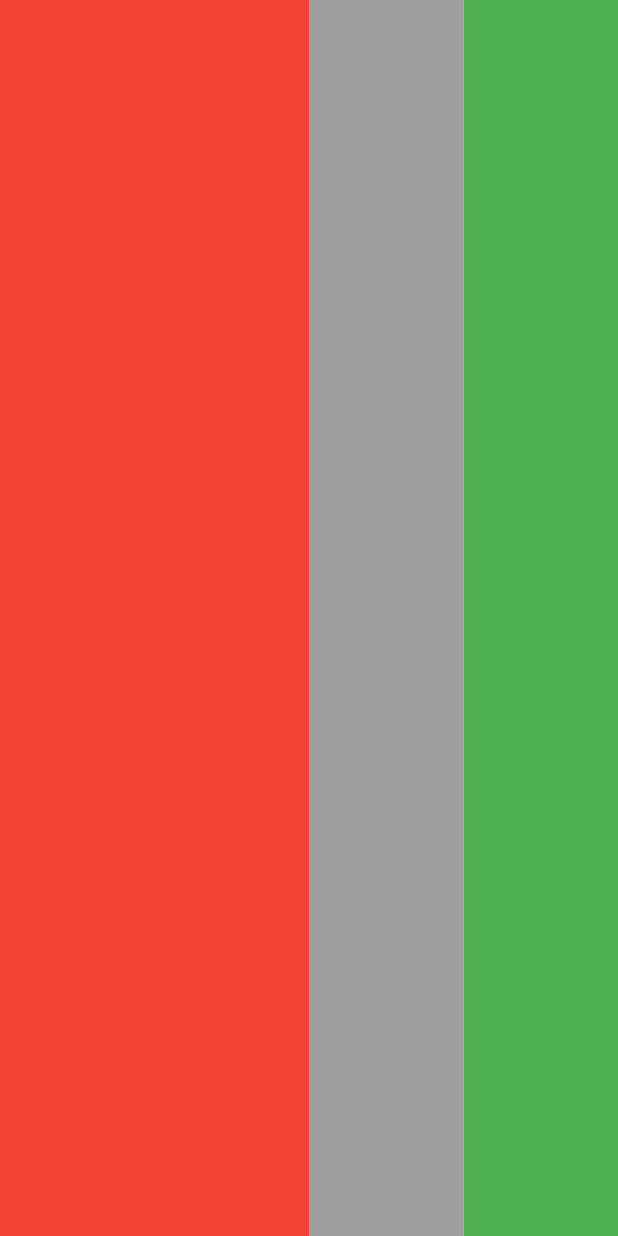
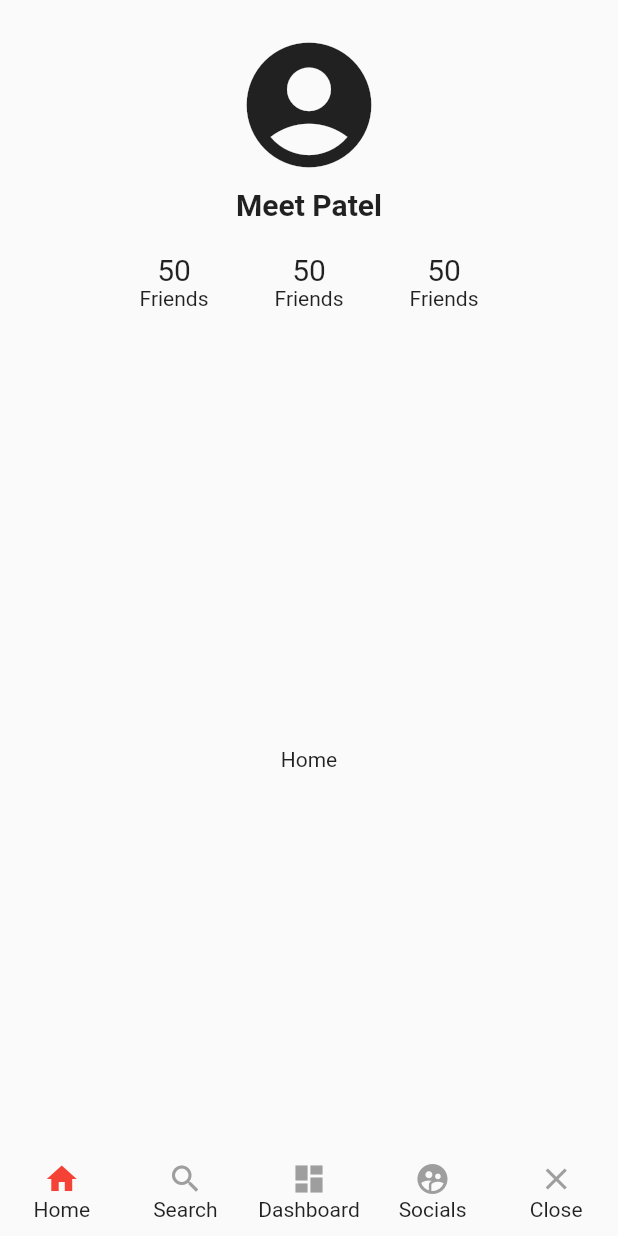
Before and after one commit to patelmeet341993/row_column, a Flutter app: the screen it shows after launch, on a phone screen of 412 x 824 dp. Run offline on Flutter 3.47's test engine with Material 2 defaults, Android fonts, the phone set to English and light mode, and no system bars.

Commit message:
screen design

```diff
--- /dev/null
+++ b/lib/First_page.dart
@@ -0,0 +1,122 @@
+import 'package:flutter/material.dart';
+
+class FirstPage extends StatefulWidget {
+  const FirstPage({Key? key}) : super(key: key);
+
+  @override
+  _FirstPageState createState() => _FirstPageState();
+}
+
+class _FirstPageState extends State<FirstPage> {
+
+
+  String str="Home";
+
+
+  @override
+  Widget build(BuildContext context) {
+    return SafeArea(child: Scaffold(
+      body: Container(
+        padding: EdgeInsets.only(top: 20),
+        child: Column(
+          crossAxisAlignment: CrossAxisAlignment.center,
+          children: [
+            Icon(Icons.account_circle_rounded,size: 100,),
+            SizedBox(height: 5,),
+            Text("Meet Patel",
+            style: TextStyle(
+              fontWeight: FontWeight.bold,
+              fontSize: 20
+            ),),
+          SizedBox(height: 20,),
+            Row(
+              mainAxisAlignment: MainAxisAlignment.center,
+              children: [
+                Container(
+                  height: 70,
+                  width: 70,
+                  child: Column(
+                    children: [
+                      Text("50",style: TextStyle(fontSize: 20),),
+                      Text("Friends")
+                    ],
+                  ),
+                ),
+                SizedBox(width: 20,),
+                Container(
+                  height: 70,
+                  width: 70,
+                  child: Column(
+                    children: [
+                      Text("50",style: TextStyle(fontSize: 20),),
+                      Text("Friends")
+                    ],
+                  ),
+                ),
+                SizedBox(width: 20,),
+                Container(
+                  height: 70,
+                  width: 70,
+                  child: Column(
+                    children: [
+                      Text("50",style: TextStyle(fontSize: 20),),
+                      Text("Friends")
+                    ],
+                  ),
+                ),
+              ],
+            ),
+            SizedBox(height: 20,),
+            Expanded(
+              child: Container(
+                height: 70,
+                width: double.maxFinite,
+
+                child: Center(child: Text("$str")),
+              ),
+            ),
+            SizedBox(height: 20,),
+            Row(
+              children: [
+
+                getBottomMenu(Icons.home,"Home",isSelected: str=="Home"),
+                getBottomMenu(Icons.search,"Search",isSelected:str=="Search"),
+                getBottomMenu(Icons.dashboard,"Dashboard",isSelected:str=="Dashboard"),
+                getBottomMenu(Icons.supervised_user_circle,"Socials",isSelected:str=="Socials"),
+                getBottomMenu(Icons.close,"Close",isSelected:str=="Close"),
+
+              ],
+            ),
+
+          ],
+        ),
+      ),
+    ));
+  }
+
+
+  Widget getBottomMenu(IconData icon,String label,{bool isSelected=false}){
+    return Expanded(
+      child: InkWell(
+        onTap: (){
+          str=label;
+          print("str : $str");
+          setState(() {});
+        },
+        child: Container(
+          padding: EdgeInsets.only(bottom: 10),
+
+          child: Column(
+            children: [
+              Icon(icon,color: isSelected?Colors.red:Colors.grey,),
+              Text(label)
+            ],
+          ),
+        ),
+      ),
+    );
+  }
+
+
+
+}
--- a/lib/Homepage.dart
+++ b/lib/Homepage.dart
@@ -23,6 +23,7 @@ class _HomePageState extends State<HomePage> {
               height: 50,
               width: 50,
             ),
+
             Container(
               color: Colors.grey,
               height: 50,
--- a/lib/main.dart
+++ b/lib/main.dart
@@ -1,4 +1,5 @@
 import 'package:flutter/material.dart';
+import 'package:flutter_app/First_page.dart';
 import 'package:flutter_app/Homepage2.dart';
 
 import 'Homepage1.dart';
@@ -14,7 +15,7 @@ class MyApp extends StatelessWidget {
   @override
   Widget build(BuildContext context) {
     return MaterialApp(
-      home: HomePage2(),
+      home: FirstPage(),
     );
   }
 }
```
